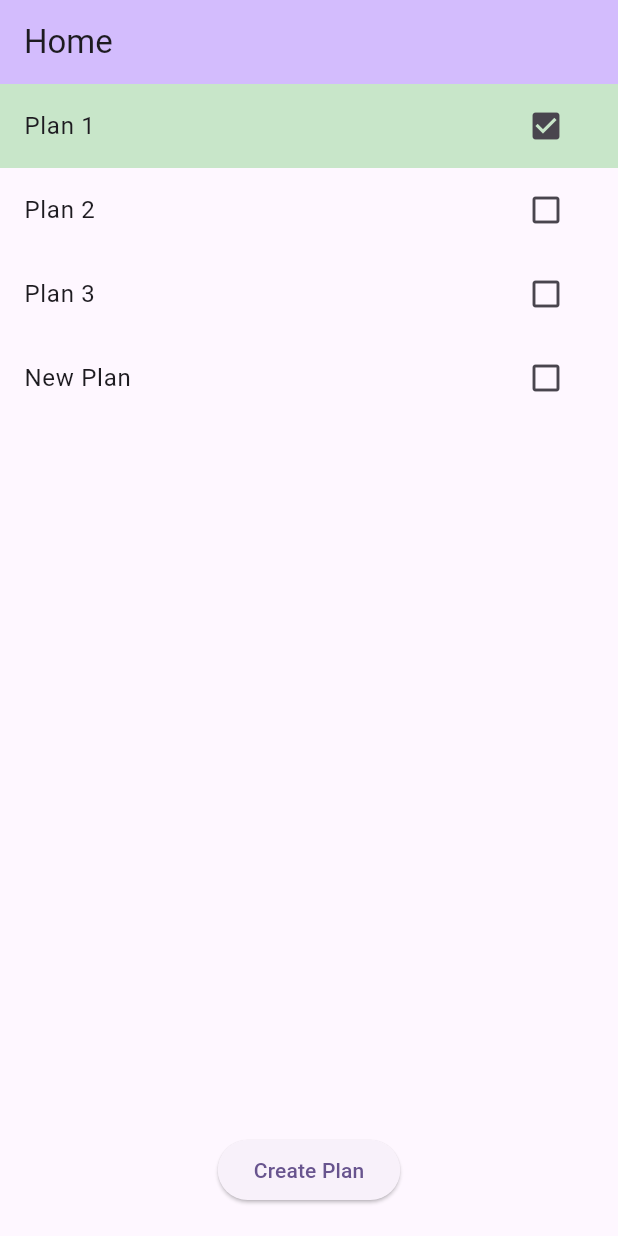
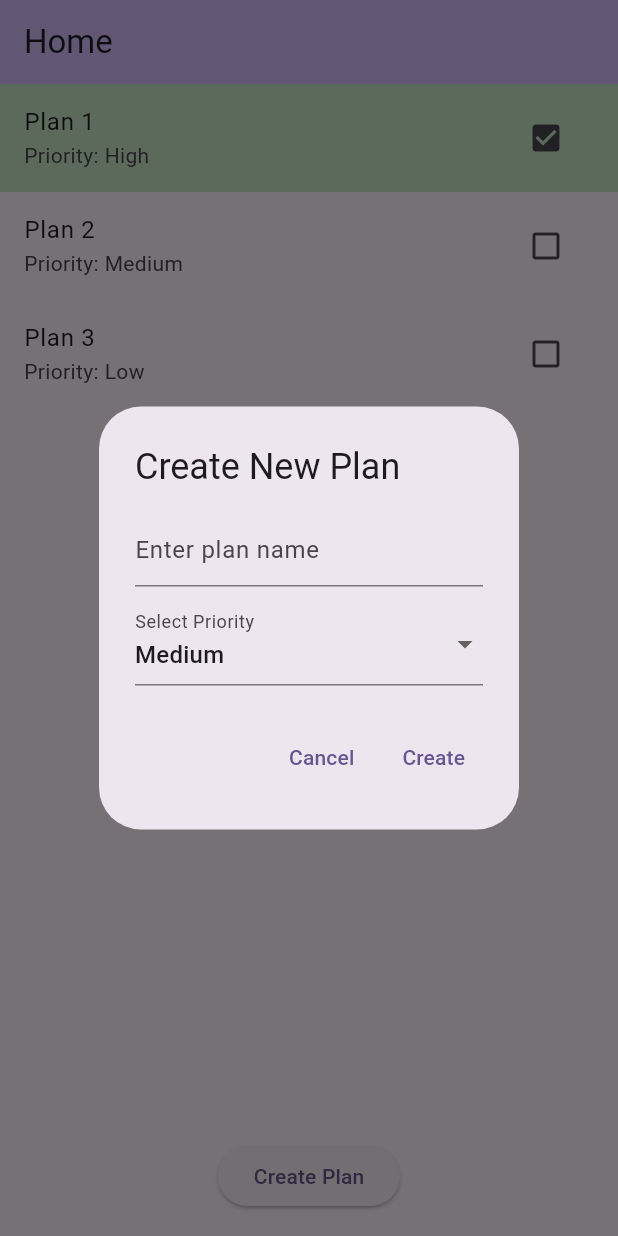
Before and after one commit to Ruhisawant/Travel-Planner-App, a Flutter app: the screen it shows after launch, after a tap on the "check box outline blank" icon, after a tap on "Create Plan", on a phone screen of 412 x 824 dp. Run offline on Flutter 3.47's test engine with Material 3 defaults, Android fonts, the phone set to English and light mode, and no system bars.

Commit message:
Added priority features

```diff
--- a/lib/main.dart
+++ b/lib/main.dart
@@ -23,8 +23,9 @@ class Plan {
   final String id = UniqueKey().toString();
   String name;
   bool isCompleted;
+  String priority;
 
-  Plan({required this.name, this.isCompleted = false});
+  Plan({required this.name, this.isCompleted = false, required this.priority});
 }
 
 class PlanManagerScreen extends StatefulWidget {
@@ -38,20 +39,23 @@ class PlanManagerScreen extends StatefulWidget {
 
 class _PlanManagerScreenState extends State<PlanManagerScreen> {
   final List<Plan> _plans = [
-    Plan(name: 'Plan 1'),
-    Plan(name: 'Plan 2'),
-    Plan(name: 'Plan 3'),
+    Plan(name: 'Plan 1', priority: 'High'),
+    Plan(name: 'Plan 2', priority: 'Medium'),
+    Plan(name: 'Plan 3', priority: 'Low'),
   ];
 
-  void _addPlan(String name) {
+  void _addPlan(String name, String priority) {
     setState(() {
-      _plans.add(Plan(name: name));
+      _plans.add(Plan(name: name, priority: priority));
+      _sortPlans();
     });
   }
 
-  void _updatePlan(int index, String newName) {
+  void _updatePlan(int index, String newName, String newPriority) {
     setState(() {
       _plans[index].name = newName;
+      _plans[index].priority = newPriority;
+      _sortPlans();
     });
   }
 
@@ -65,6 +69,71 @@ class _PlanManagerScreenState extends State<PlanManagerScreen> {
     setState(() {
       _plans.removeAt(index);
     });
+  }
+
+  void _sortPlans() {
+    _plans.sort((a, b) {
+      const priorityOrder = {'High': 1, 'Medium': 2, 'Low': 3};
+      return priorityOrder[a.priority]!.compareTo(priorityOrder[b.priority]!);
+    });
+  }
+
+  Future<void> _showPlanDialog({int? index}) async {
+    final TextEditingController nameController = TextEditingController(
+      text: index != null ? _plans[index].name : '',
+    );
+    String selectedPriority = index != null ? _plans[index].priority : 'Medium';
+
+    await showDialog(
+      context: context,
+      builder: (BuildContext context) {
+        return AlertDialog(
+          title: Text(index == null ? 'Create New Plan' : 'Update Plan'),
+          content: Column(
+            mainAxisSize: MainAxisSize.min,
+            children: [
+              TextField(
+                controller: nameController,
+                decoration: const InputDecoration(hintText: 'Enter plan name'),
+              ),
+              const SizedBox(height: 10),
+              DropdownButtonFormField<String>(
+                value: selectedPriority,
+                items: ['High', 'Medium', 'Low']
+                    .map((priority) => DropdownMenuItem(
+                          value: priority,
+                          child: Text(priority),
+                        ))
+                    .toList(),
+                onChanged: (value) {
+                  selectedPriority = value!;
+                },
+                decoration: const InputDecoration(labelText: 'Select Priority'),
+              ),
+            ],
+          ),
+          actions: [
+            TextButton(
+              onPressed: () => Navigator.pop(context),
+              child: const Text('Cancel'),
+            ),
+            TextButton(
+              onPressed: () {
+                if (nameController.text.isNotEmpty) {
+                  if (index == null) {
+                    _addPlan(nameController.text, selectedPriority);
+                  } else {
+                    _updatePlan(index, nameController.text, selectedPriority);
+                  }
+                }
+                Navigator.pop(context);
+              },
+              child: Text(index == null ? 'Create' : 'Update'),
+            ),
+          ],
+        );
+      },
+    );
   }
 
   @override
@@ -83,44 +152,13 @@ class _PlanManagerScreenState extends State<PlanManagerScreen> {
                 final plan = _plans[index];
                 return Dismissible(
                   key: Key(plan.id),
-                  onDismissed: (direction) {
-                    _removePlan(index);
-                  },
+                  onDismissed: (direction) => _removePlan(index),
                   child: GestureDetector(
-                    onLongPress: () async {
-                      String? updatedName = await showDialog<String>(
-                        context: context,
-                        builder: (BuildContext context) {
-                          final controller = TextEditingController(text: plan.name);
-                          return AlertDialog(
-                            title: const Text('Update Plan Name'),
-                            content: TextField(
-                              controller: controller,
-                              decoration: const InputDecoration(hintText: 'Enter new name'),
-                            ),
-                            actions: [
-                              TextButton(
-                                onPressed: () => Navigator.pop(context),
-                                child: const Text('Cancel'),
-                              ),
-                              TextButton(
-                                onPressed: () {
-                                  Navigator.pop(context, controller.text);
-                                },
-                                child: const Text('Update'),
-                              ),
-                            ],
-                          );
-                        },
-                      );
-
-                      if (updatedName != null && updatedName.isNotEmpty) {
-                        _updatePlan(index, updatedName);
-                      }
-                    },
+                    onLongPress: () => _showPlanDialog(index: index),
                     onDoubleTap: () => _removePlan(index),
                     child: ListTile(
                       title: Text(plan.name),
+                      subtitle: Text('Priority: ${plan.priority}'),
                       trailing: IconButton(
                         icon: Icon(plan.isCompleted ? Icons.check_box : Icons.check_box_outline_blank),
                         onPressed: () => _togglePlanCompletion(index),
@@ -132,15 +170,13 @@ class _PlanManagerScreenState extends State<PlanManagerScreen> {
               },
             ),
           ),
-          Center(
+          Padding(
+            padding: const EdgeInsets.all(16.0),
             child: ElevatedButton(
-              onPressed: () {
-                _addPlan('New Plan');
-              },
+              onPressed: () => _showPlanDialog(),
               child: const Text('Create Plan'),
             ),
           ),
-          const SizedBox(height: 20),
         ],
       ),
     );
```
